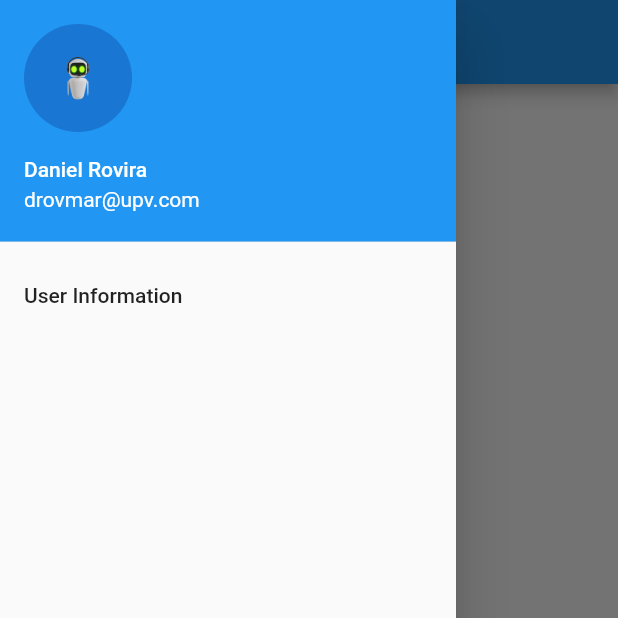
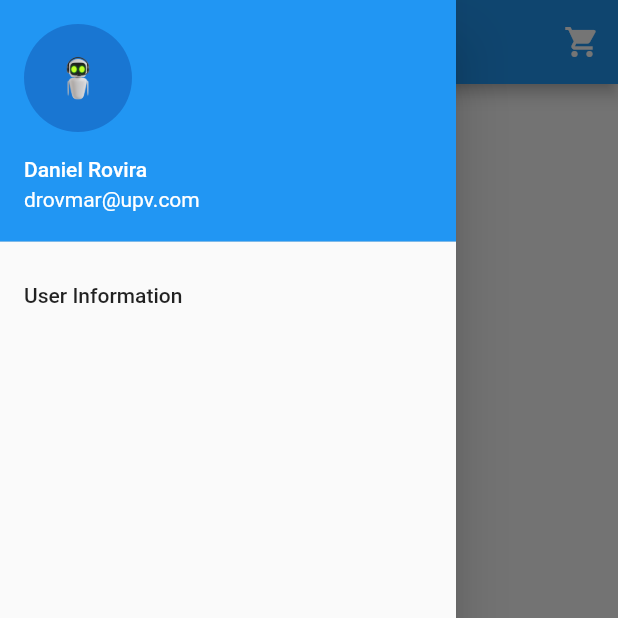
Before and after one commit to pardalaco/proyecto-final-ipc, a Flutter app: the ProductsPage screen opened directly with empty values, with the side drawer open, on a phone screen of 412 x 824 dp, the top half of it. Run offline on Flutter 3.47's test engine with Material 2 defaults, Android fonts, the phone set to English and light mode, and no system bars.

Commit message:
Botón carrito

```diff
--- a/lib/future/drawer.dart
+++ b/lib/future/drawer.dart
@@ -8,9 +8,9 @@ class DrawerWidget extends StatelessWidget {
     return Drawer(
       child: Column(
         children: [
-          UserAccountsDrawerHeader(
-            accountName: const Text("Daniel Rovira"),
-            accountEmail: const Text("drovmar@upv.com"),
+          const UserAccountsDrawerHeader(
+            accountName: Text("Daniel Rovira"),
+            accountEmail: Text("drovmar@upv.com"),
             currentAccountPicture: CircleAvatar(
               backgroundImage: AssetImage('assets/img/profile.png'),
             ),
--- a/lib/views/products_list_view.dart
+++ b/lib/views/products_list_view.dart
@@ -1,5 +1,6 @@
 import 'package:flutter/material.dart';
 import 'package:drovmar_pfinal/future/drawer.dart';
+import 'package:drovmar_pfinal/views/book_trips.dart';
 
 class ProductsPage extends StatefulWidget {
   final List productsJson;
@@ -17,6 +18,17 @@ class _ProductsPageState extends State<ProductsPage> {
       appBar: AppBar(
         //automaticallyImplyLeading: false,
         title: const Text("Home"),
+        actions: [
+          IconButton(
+            icon: const Icon(Icons.shopping_cart),
+            onPressed: () {
+              Navigator.push(
+                context,
+                MaterialPageRoute(builder: (context) => const BookTrips()),
+              );
+            },
+          ),
+        ],
       ),
       drawer: const DrawerWidget(),
       body: ListView.builder(
```
Also changed, not shown: lib/views/book_trips.dart (added, +23 -0 lines), lib/views/product_details_view.dart (+31 -1 lines).
